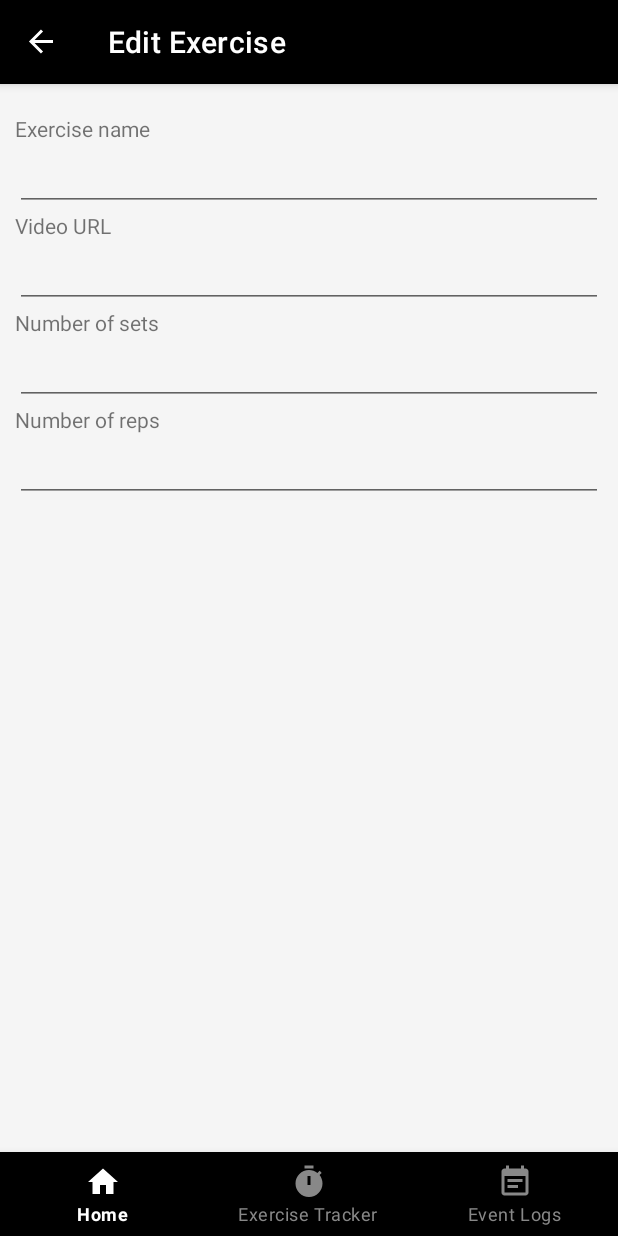
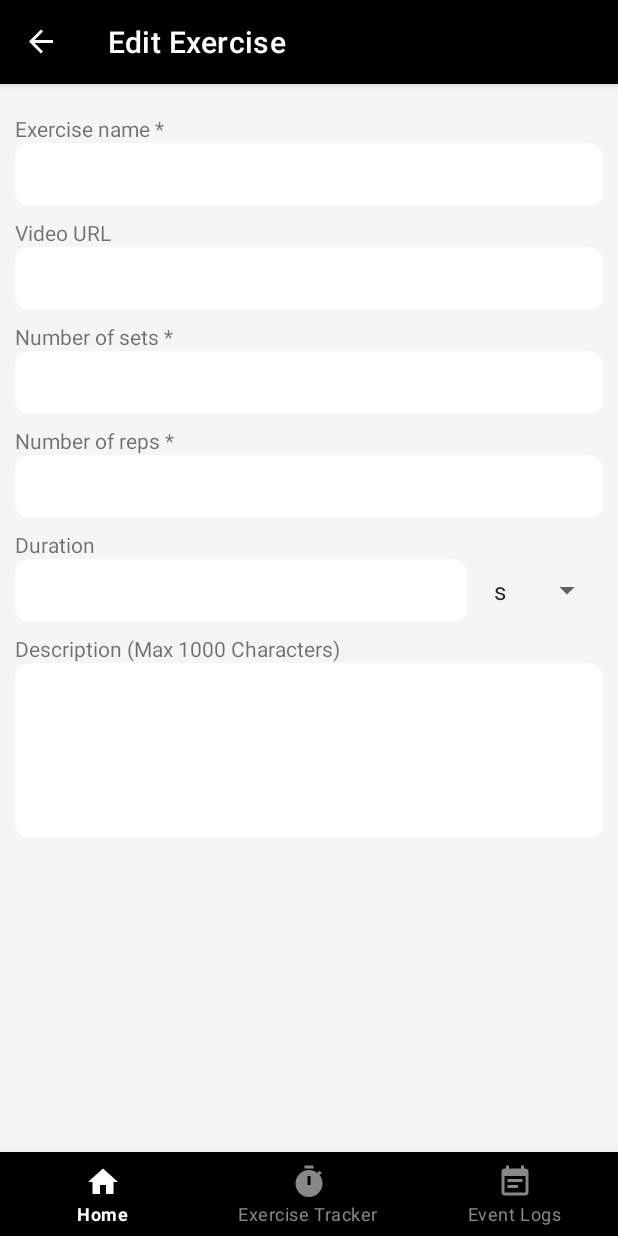
Before and after one commit to karenlinky/physio-tracker, an Android app: the EditExerciseFragment screen opened through its navigation route, on a phone screen of 412 x 824 dp. Run offline under Robolectric (Android 15) with nearby library versions, the phone set to English and light mode, and no system bars; our stand-ins replace Room's generated code, navigation-ui; 1 statement that could not run was skipped.

Commit message:
completed edit exercise layout

```diff
--- a/app/src/main/AndroidManifest.xml
+++ b/app/src/main/AndroidManifest.xml
@@ -15,6 +15,7 @@
         <activity
             android:name=".MainActivity"
             android:exported="true"
+            android:screenOrientation="portrait"
             android:label="@string/app_name">
             <intent-filter>
                 <action android:name="android.intent.action.MAIN" />
--- a/app/src/main/java/com/kykarenlin/physiotracker/ui/home/EditExerciseFragment.java
+++ b/app/src/main/java/com/kykarenlin/physiotracker/ui/home/EditExerciseFragment.java
@@ -14,7 +14,10 @@ import androidx.fragment.app.Fragment;
 import android.view.LayoutInflater;
 import android.view.View;
 import android.view.ViewGroup;
+import android.widget.AdapterView;
+import android.widget.ArrayAdapter;
 import android.widget.EditText;
+import android.widget.Spinner;
 import android.widget.Toast;
 
 import com.kykarenlin.physiotracker.R;
@@ -57,6 +60,24 @@ public class EditExerciseFragment extends Fragment {
         final EditText edtVideoUrl = binding.edtVideoUrl;
         final EditText edtNumSets = binding.edtNumSets;
         final EditText edtNumReps = binding.edtNumReps;
+        final EditText edtDuration = binding.edtDuration;
+        final EditText edtDescription = binding.edtDescription;
+
+        final Spinner spnDurationUnit = binding.spnDurationUnit;
+        ArrayAdapter<CharSequence> spinnerAdapter = ArrayAdapter.createFromResource(getContext(), R.array.units, android.R.layout.simple_spinner_item);
+        spinnerAdapter.setDropDownViewResource(android.R.layout.simple_spinner_dropdown_item);
+        spnDurationUnit.setAdapter(spinnerAdapter);
+        spnDurationUnit.setOnItemSelectedListener(new AdapterView.OnItemSelectedListener() {
+            @Override
+            public void onItemSelected(AdapterView<?> adapterView, View view, int i, long l) {
+
+            }
+
+            @Override
+            public void onNothingSelected(AdapterView<?> adapterView) {
+
+            }
+        });
 
         if (exerciseId != -1) {
             exerciseViewModel.getExerciseById(exerciseId).observe(getViewLifecycleOwner(), new Observer<Exercise>() {
@@ -78,6 +99,8 @@ public class EditExerciseFragment extends Fragment {
                     edtVideoUrl.setText(exercise.getVideoUrl());
                     edtNumSets.setText(exercise.getNumSets());
                     edtNumReps.setText(String.valueOf(exercise.getNumReps()));
+                    edtDuration.setText(String.valueOf(exercise.getRepDuration()));
+                    edtDescription.setText(exercise.getDescription());
                 }
             });
         }
--- /dev/null
+++ b/app/src/main/res/drawable/shp_edit_text_background.xml
@@ -0,0 +1,11 @@
+<?xml version="1.0" encoding="utf-8"?>
+<shape xmlns:android="http://schemas.android.com/apk/res/android"
+    android:shape="rectangle">
+    <solid android:color="@color/white"/>
+<!--    <corners-->
+<!--        android:bottomRightRadius="15dp"-->
+<!--        android:bottomLeftRadius="15dp"-->
+<!--        android:topLeftRadius="15dp"-->
+<!--        android:topRightRadius="15dp" />-->
+    <corners android:radius="10dp" />
+</shape>
--- /dev/null
+++ b/app/src/main/res/drawable/shp_spinner_background.xml
@@ -0,0 +1,9 @@
+<?xml version="1.0" encoding="utf-8"?>
+<shape xmlns:android="http://schemas.android.com/apk/res/android"
+    android:shape="rectangle">
+<!--    <solid android:color="@color/white"/>-->
+    <corners android:radius="2dp" />
+    <stroke
+        android:width="0.5dp"
+        android:color="@color/black" />
+</shape>
--- a/app/src/main/res/layout/fragment_edit_exercise.xml
+++ b/app/src/main/res/layout/fragment_edit_exercise.xml
@@ -1,5 +1,6 @@
 <?xml version="1.0" encoding="utf-8"?>
 <ScrollView xmlns:android="http://schemas.android.com/apk/res/android"
+    xmlns:app="http://schemas.android.com/apk/res-auto"
     xmlns:tools="http://schemas.android.com/tools"
     android:layout_width="match_parent"
     android:layout_height="match_parent"
@@ -16,12 +17,17 @@
         <TextView
             android:layout_width="wrap_content"
             android:layout_height="wrap_content"
-            android:text="Exercise name"/>
+            android:text="Exercise name *"/>
 
         <EditText
             android:id="@+id/edtName"
             android:layout_width="match_parent"
-            android:layout_height="wrap_content" />
+            android:layout_height="wrap_content"
+            android:textSize="16sp"
+            android:layout_marginBottom="8dp"
+            android:padding="10dp"
+            android:maxLength="70"
+            android:background="@drawable/shp_edit_text_background"/>
 
         <TextView
             android:layout_width="wrap_content"
@@ -31,28 +37,97 @@
         <EditText
             android:id="@+id/edtVideoUrl"
             android:layout_width="match_parent"
-            android:layout_height="wrap_content" />
+            android:layout_height="wrap_content"
+            android:textSize="16sp"
+            android:layout_marginBottom="8dp"
+            android:padding="10dp"
+            android:background="@drawable/shp_edit_text_background"
+            android:maxLength="100"/>
 
         <TextView
             android:layout_width="wrap_content"
             android:layout_height="wrap_content"
-            android:text="Number of sets"/>
+            android:text="Number of sets *"/>
 
         <EditText
             android:id="@+id/edtNumSets"
             android:layout_width="match_parent"
-            android:layout_height="wrap_content" />
+            android:layout_height="wrap_content"
+            android:textSize="16sp"
+            android:layout_marginBottom="8dp"
+            android:padding="10dp"
+            android:maxLength="50"
+            android:background="@drawable/shp_edit_text_background"/>
 
         <TextView
             android:layout_width="wrap_content"
             android:layout_height="wrap_content"
-            android:text="Number of reps"/>
+            android:text="Number of reps *"/>
 
         <EditText
             android:id="@+id/edtNumReps"
             android:layout_width="match_parent"
             android:layout_height="wrap_content"
-            android:inputType="number"/>
+            android:inputType="number"
+            android:textSize="16sp"
+            android:layout_marginBottom="8dp"
+            android:padding="10dp"
+            android:maxLength="2"
+            android:background="@drawable/shp_edit_text_background"/>
+
+        <TextView
+            android:layout_width="wrap_content"
+            android:layout_height="wrap_content"
+            android:text="Duration"/>
+        <androidx.constraintlayout.widget.ConstraintLayout
+            android:layout_width="match_parent"
+            android:layout_height="wrap_content"
+            android:layout_marginBottom="8dp">
+
+            <EditText
+                android:id="@+id/edtDuration"
+                android:layout_width="0dp"
+                android:layout_height="wrap_content"
+                android:background="@drawable/shp_edit_text_background"
+                android:inputType="number"
+                android:maxLength="3"
+                android:padding="10dp"
+                android:textSize="16sp"
+                app:layout_constraintBottom_toBottomOf="parent"
+                app:layout_constraintEnd_toStartOf="@+id/spnDurationUnit"
+                app:layout_constraintStart_toStartOf="parent"
+                app:layout_constraintTop_toTopOf="parent" />
+
+            <Spinner
+                android:id="@+id/spnDurationUnit"
+                android:layout_width="wrap_content"
+                android:layout_height="wrap_content"
+                android:maxLength="3"
+                android:padding="10dp"
+                android:textSize="16sp"
+                app:layout_constraintBottom_toBottomOf="parent"
+                app:layout_constraintEnd_toEndOf="parent"
+                app:layout_constraintTop_toTopOf="parent" />
+        </androidx.constraintlayout.widget.ConstraintLayout>
+
+        <TextView
+            android:layout_width="wrap_content"
+            android:layout_height="wrap_content"
+            android:text="Description (Max 1000 Characters)"/>
+
+        <EditText
+            android:id="@+id/edtDescription"
+            android:layout_width="match_parent"
+            android:layout_height="wrap_content"
+            android:textSize="16sp"
+            android:layout_marginBottom="8dp"
+            android:padding="10dp"
+            android:maxLength="1000"
+            android:minLines="5"
+            android:maxLines="8"
+            android:gravity="start|top"
+            android:inputType="textMultiLine"
+            android:background="@drawable/shp_edit_text_background"/>
     </LinearLayout>
 
 </ScrollView>
--- a/app/src/main/res/values/strings.xml
+++ b/app/src/main/res/values/strings.xml
@@ -14,4 +14,8 @@
     <string name="lbl_delete">Delete</string>
     <string name="lbl_confirm">Confirm</string>
     <string name="lbl_cancel">Cancel</string>
+    <string-array name="units">
+        <item>s</item>
+        <item>min</item>
+    </string-array>
 </resources>
```
